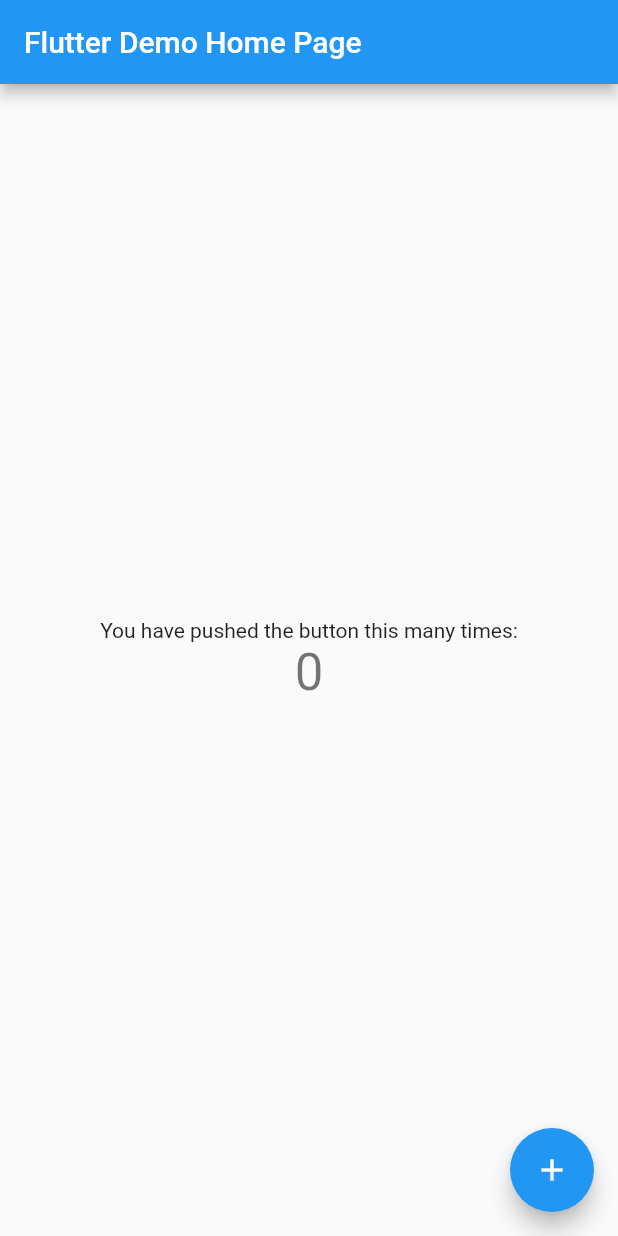
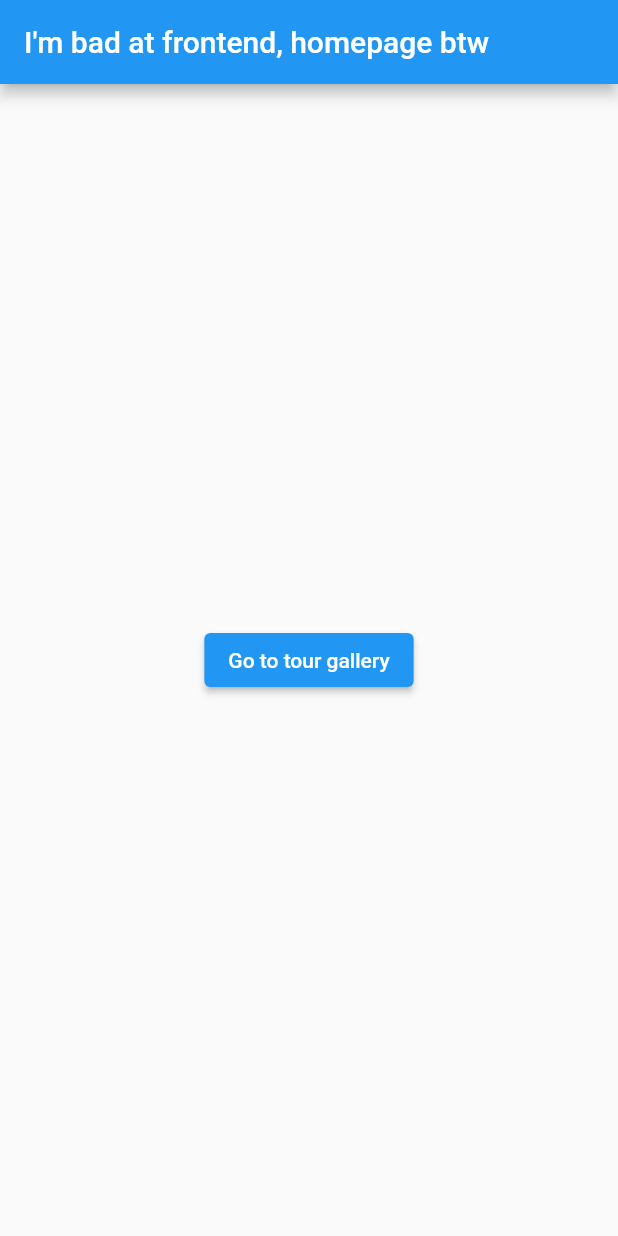
Before and after one commit to tourforge/baseline, a Flutter app: the screen it shows after launch, on a phone screen of 412 x 824 dp. Run offline on Flutter 3.47's test engine with Material 2 defaults, Android fonts, the phone set to English and light mode, and no system bars.

Commit message:
First iteration of tour gallery, looks horrible innit

```diff
--- a/lib/main.dart
+++ b/lib/main.dart
@@ -1,5 +1,5 @@
 import 'package:flutter/material.dart';
-
+import 'screens/gallery.dart';
 void main() {
   runApp(const MyApp());
 }
@@ -7,109 +7,38 @@ void main() {
 class MyApp extends StatelessWidget {
   const MyApp({Key? key}) : super(key: key);
 
-  // This widget is the root of your application.
   @override
   Widget build(BuildContext context) {
     return MaterialApp(
-      title: 'Flutter Demo',
+      title: '',
       theme: ThemeData(
-        // This is the theme of your application.
-        //
-        // Try running your application with "flutter run". You'll see the
-        // application has a blue toolbar. Then, without quitting the app, try
-        // changing the primarySwatch below to Colors.green and then invoke
-        // "hot reload" (press "r" in the console where you ran "flutter run",
-        // or simply save your changes to "hot reload" in a Flutter IDE).
-        // Notice that the counter didn't reset back to zero; the application
-        // is not restarted.
         primarySwatch: Colors.blue,
       ),
-      home: const MyHomePage(title: 'Flutter Demo Home Page'),
+      home: const Homepage(title: "I'm bad at frontend, homepage btw"),
     );
   }
 }
-
-class MyHomePage extends StatefulWidget {
-  const MyHomePage({Key? key, required this.title}) : super(key: key);
-
-  // This widget is the home page of your application. It is stateful, meaning
-  // that it has a State object (defined below) that contains fields that affect
-  // how it looks.
-
-  // This class is the configuration for the state. It holds the values (in this
-  // case the title) provided by the parent (in this case the App widget) and
-  // used by the build method of the State. Fields in a Widget subclass are
-  // always marked "final".
-
+class Homepage extends StatelessWidget {
+  const Homepage({Key? key, required this.title}) : super(key: key);
   final String title;
 
   @override
-  State<MyHomePage> createState() => _MyHomePageState();
-}
-
-class _MyHomePageState extends State<MyHomePage> {
-  int _counter = 0;
-
-  void _incrementCounter() {
-    setState(() {
-      // This call to setState tells the Flutter framework that something has
-      // changed in this State, which causes it to rerun the build method below
-      // so that the display can reflect the updated values. If we changed
-      // _counter without calling setState(), then the build method would not be
-      // called again, and so nothing would appear to happen.
-      _counter++;
-    });
-  }
-
-  @override
   Widget build(BuildContext context) {
-    // This method is rerun every time setState is called, for instance as done
-    // by the _incrementCounter method above.
-    //
-    // The Flutter framework has been optimized to make rerunning build methods
-    // fast, so that you can just rebuild anything that needs updating rather
-    // than having to individually change instances of widgets.
     return Scaffold(
       appBar: AppBar(
-        // Here we take the value from the MyHomePage object that was created by
-        // the App.build method, and use it to set our appbar title.
-        title: Text(widget.title),
+        title: Text(title),
       ),
       body: Center(
-        // Center is a layout widget. It takes a single child and positions it
-        // in the middle of the parent.
-        child: Column(
-          // Column is also a layout widget. It takes a list of children and
-          // arranges them vertically. By default, it sizes itself to fit its
-          // children horizontally, and tries to be as tall as its parent.
-          //
-          // Invoke "debug painting" (press "p" in the console, choose the
-          // "Toggle Debug Paint" action from the Flutter Inspector in Android
-          // Studio, or the "Toggle Debug Paint" command in Visual Studio Code)
-          // to see the wireframe for each widget.
-          //
-          // Column has various properties to control how it sizes itself and
-          // how it positions its children. Here we use mainAxisAlignment to
-          // center the children vertically; the main axis here is the vertical
-          // axis because Columns are vertical (the cross axis would be
-          // horizontal).
-          mainAxisAlignment: MainAxisAlignment.center,
-          children: <Widget>[
-            const Text(
-              'You have pushed the button this many times:',
-            ),
-            Text(
-              '$_counter',
-              style: Theme.of(context).textTheme.headline4,
-            ),
-          ],
+        child: ElevatedButton(
+          onPressed: () {
+            Navigator.push(
+              context,
+              MaterialPageRoute(builder: (context) => const TourGallery(title: "Horrible looking Tour Gallery")),
+            );
+          },
+          child: const Text('Go to tour gallery'),
         ),
       ),
-      floatingActionButton: FloatingActionButton(
-        onPressed: _incrementCounter,
-        tooltip: 'Increment',
-        child: const Icon(Icons.add),
-      ), // This trailing comma makes auto-formatting nicer for build methods.
     );
   }
 }
```
Also changed, not shown: lib/screens/gallery.dart (added, +69 -0 lines).
